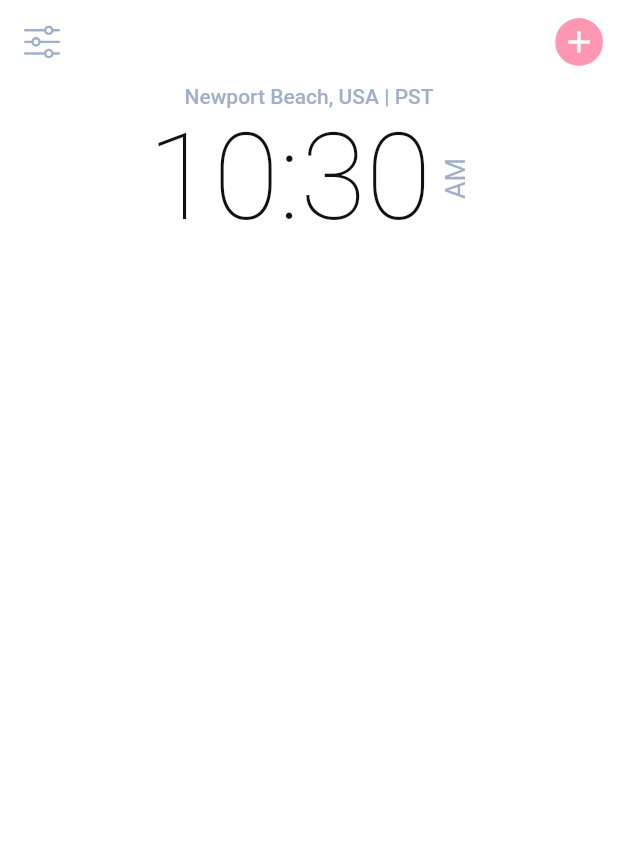
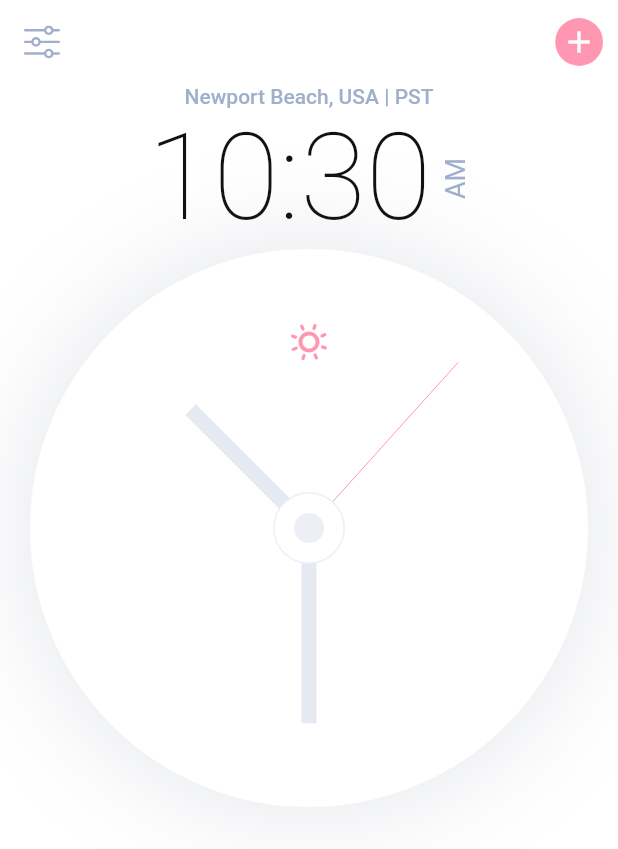
Before and after one commit to bhtri/flutter-analog-clock, a Flutter app: the screen it shows after launch, on a phone screen of 412 x 824 dp. Shown: the top 849 px of the screen. Run offline on Flutter 3.47's test engine with Material 2 defaults, Android fonts, the phone set to English and light mode, and no system bars; our stand-ins replace flutter_svg, google_fonts.

Commit message:
💥 analog clock

```diff
--- /dev/null
+++ b/lib/models/my_theme_provider.dart
@@ -0,0 +1,12 @@
+import 'package:flutter/material.dart';
+
+class MyThemeModel extends ChangeNotifier {
+  bool _isLightTheme = true;
+
+  void changeTheme() {
+    _isLightTheme = !_isLightTheme;
+    notifyListeners();
+  }
+
+  bool get isLightTheme => _isLightTheme;
+}
--- a/lib/screens/components/body.dart
+++ b/lib/screens/components/body.dart
@@ -1,3 +1,4 @@
+import 'package:analog_clock/screens/components/clock.dart';
 import 'package:analog_clock/screens/components/time_in_hour_and_minute.dart';
 import 'package:flutter/material.dart';
 
@@ -15,6 +16,7 @@ class Body extends StatelessWidget {
             style: Theme.of(context).textTheme.bodyText1,
           ),
           TimeInHourAndMinute(),
+          Clock(),
         ],
       ),
     );
--- /dev/null
+++ b/lib/screens/components/clock.dart
@@ -0,0 +1,89 @@
+import 'dart:async';
+import 'dart:math';
+
+import 'package:analog_clock/const/resource.dart';
+import 'package:analog_clock/constants.dart';
+import 'package:analog_clock/models/my_theme_provider.dart';
+import 'package:analog_clock/screens/components/clock_painter.dart';
+import 'package:flutter/material.dart';
+import 'package:flutter_svg/svg.dart';
+import 'package:provider/provider.dart';
+
+class Clock extends StatefulWidget {
+  const Clock({Key? key}) : super(key: key);
+
+  @override
+  _ClockState createState() => _ClockState();
+}
+
+class _ClockState extends State<Clock> {
+  DateTime _dateTime = DateTime.now();
+
+  @override
+  void initState() {
+    super.initState();
+    Timer.periodic(Duration(seconds: 1), (timer) {
+      setState(() {
+        _dateTime = DateTime.now();
+      });
+    });
+  }
+
+  @override
+  Widget build(BuildContext context) {
+    return Stack(
+      children: [
+        Padding(
+          padding: const EdgeInsets.symmetric(horizontal: 20),
+          child: AspectRatio(
+            aspectRatio: 1,
+            child: Container(
+              decoration: BoxDecoration(
+                color: Theme.of(context).colorScheme.surface,
+                shape: BoxShape.circle,
+                boxShadow: [
+                  BoxShadow(
+                    offset: Offset(0, 0),
+                    color: kShadowColor.withOpacity(0.14),
+                    blurRadius: 64,
+                  )
+                ],
+              ),
+              child: Transform.rotate(
+                angle: -pi / 2,
+                child: CustomPaint(
+                  painter: ClockPainter(
+                    context: context,
+                    dateTime: _dateTime,
+                  ),
+                ),
+              ),
+            ),
+          ),
+        ),
+        Positioned(
+          top: 50,
+          left: 0,
+          right: 0,
+          child: Consumer<MyThemeModel>(
+            builder: (context, theme, child) {
+              return GestureDetector(
+                onTap: () {
+                  theme.changeTheme();
+                },
+                child: SvgPicture.asset(
+                  theme.isLightTheme
+                      ? R.ASSETS_ICONS_SUN_SVG
+                      : R.ASSETS_ICONS_MOON_SVG,
+                  height: 24,
+                  width: 24,
+                  color: Theme.of(context).primaryColor,
+                ),
+              );
+            },
+          ),
+        )
+      ],
+    );
+  }
+}
--- a/lib/screens/components/time_in_hour_and_minute.dart
+++ b/lib/screens/components/time_in_hour_and_minute.dart
@@ -34,7 +34,7 @@ class _TimeInHourAndMinuteState extends State<TimeInHourAndMinute> {
       mainAxisAlignment: MainAxisAlignment.center,
       children: [
         Text(
-          '${_timeOfDay.hour}:${_timeOfDay.minute}',
+          '${_timeOfDay.hourOfPeriod}:${_timeOfDay.minute}',
           style: Theme.of(context).textTheme.headline1,
         ),
         SizedBox(width: 5),
```
Also changed, not shown: lib/main.dart (+16 -7 lines), lib/screens/components/clock_painter.dart (added, +86 -0 lines).
